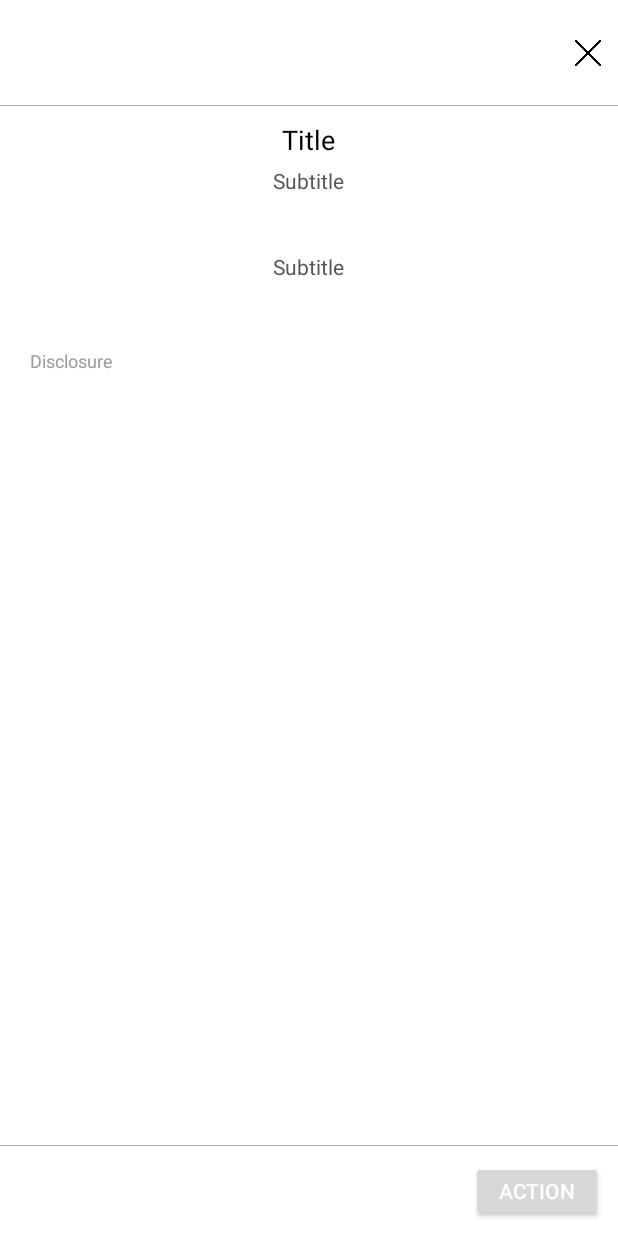
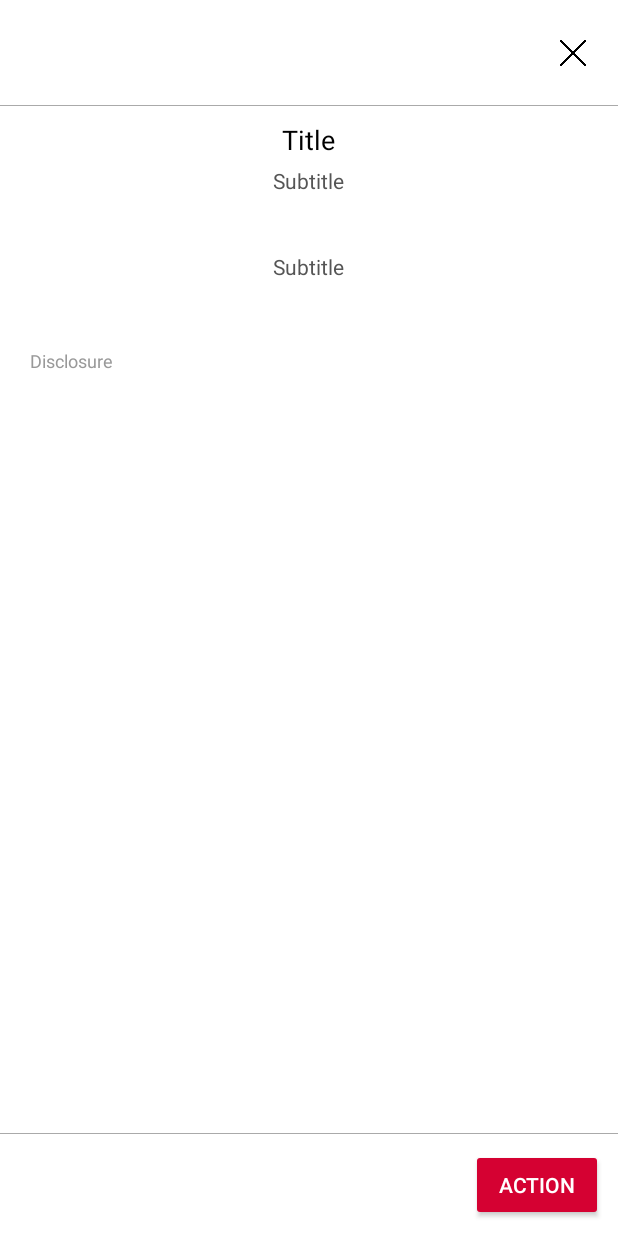
Before and after one commit to getbread/breadfinancial-brand-partners-android, an Android app: the layout popup_dialog.xml on its own in the app's theme, with its tools: preview values and no code run, on a phone screen of 412 x 824 dp. Run offline under Robolectric (Android 15) with nearby library versions, the phone set to English and light mode, and no system bars.

Commit message:
Removed Popup xml warnings

```diff
--- a/BreadPartnersSDK/src/main/java/com/breadfinancial/breadpartners/sdk/utilities/LoaderIndicator.kt
+++ b/BreadPartnersSDK/src/main/java/com/breadfinancial/breadpartners/sdk/utilities/LoaderIndicator.kt
@@ -3,6 +3,7 @@ package com.breadfinancial.breadpartners.sdk.utilities
 import android.animation.ValueAnimator
 import android.content.Context
 import android.graphics.Canvas
+import android.graphics.Color
 import android.graphics.Paint
 import android.util.AttributeSet
 import android.view.View
@@ -18,10 +19,7 @@ import kotlin.math.sin
  * Handles the animation or behavior for a ball spin fade loader, typically used for showing loading states.
  */
 class LoaderIndicator @JvmOverloads constructor(
-    context: Context,
-    attrs: AttributeSet? = null,
-    defStyleAttr: Int = 0,
-    private val sdkConfiguration: PlacementsConfiguration = BreadPartnersSDK.getInstance().placementsConfiguration!!
+    context: Context, attrs: AttributeSet? = null, defStyleAttr: Int = 0
 ) : View(context, attrs, defStyleAttr) {
 
     private val ballPaints: List<Paint> = createBallPaints()
@@ -32,14 +30,20 @@ class LoaderIndicator @JvmOverloads constructor(
     private val ballDistance: Float = 60f // Default value for ball distance
     private val duration: Long = 1000L // Default value for animation duration
 
+    private var sdkConfiguration: PlacementsConfiguration?
+
     init {
+        BreadPartnersSDK.getInstance().placementsConfiguration.let {
+            sdkConfiguration = it
+        }
         startAnimation()
     }
 
     private fun createBallPaints(): List<Paint> {
+        val loaderColor = sdkConfiguration?.popUpStyling?.loaderColor ?: Color.BLACK
         return List(8) {
             Paint().apply {
-                color = sdkConfiguration.popUpStyling!!.loaderColor
+                color = loaderColor
                 isAntiAlias = true
             }
         }
--- a/BreadPartnersSDK/src/main/res/layout/popup_dialog.xml
+++ b/BreadPartnersSDK/src/main/res/layout/popup_dialog.xml
@@ -1,6 +1,7 @@
 <?xml version="1.0" encoding="utf-8"?>
 <androidx.constraintlayout.widget.ConstraintLayout xmlns:android="http://schemas.android.com/apk/res/android"
     xmlns:app="http://schemas.android.com/apk/res-auto"
+    xmlns:tools="http://schemas.android.com/tools"
     android:id="@+id/popup_view"
     android:layout_width="match_parent"
     android:layout_height="match_parent"
@@ -34,15 +35,17 @@
 
             <ImageButton
                 android:id="@+id/close_button"
-                android:layout_width="20dp"
-                android:layout_height="20dp"
+                android:layout_width="40dp"
+                android:layout_height="40dp"
                 android:background="@null"
                 android:contentDescription="Close"
-                android:scaleType="centerCrop"
+                android:padding="10dp"
+                android:scaleType="centerInside"
                 android:src="@drawable/ic_close"
                 app:layout_constraintBottom_toBottomOf="parent"
                 app:layout_constraintEnd_toEndOf="parent"
-                app:layout_constraintTop_toTopOf="parent" />
+                app:layout_constraintTop_toTopOf="parent"
+                tools:ignore="TouchTargetSizeCheck" />
 
         </androidx.constraintlayout.widget.ConstraintLayout>
 
@@ -164,12 +167,13 @@
         <Button
             android:id="@+id/action_button"
             android:layout_width="wrap_content"
-            android:layout_height="40dp"
+            android:layout_height="48dp"
             android:layout_gravity="end"
             android:layout_marginHorizontal="10dp"
+            android:layout_marginVertical="10dp"
+            android:text="Action"
             android:textColor="#FFFFFF"
-            android:layout_marginVertical="10dp"
-            android:text="Action" />
+            app:backgroundTint="#d50132" />
     </LinearLayout>
 
     <com.breadfinancial.breadpartners.sdk.utilities.LoaderIndicator
--- a/app/src/main/java/com/breadfinancial/breadpartners/sdk/MainActivity.kt
+++ b/app/src/main/java/com/breadfinancial/breadpartners/sdk/MainActivity.kt
@@ -202,7 +202,7 @@ class MainActivity : AppCompatActivity() {
 
         val placementsConfiguration = PlacementsConfiguration(
             placementData = placementData,
-            popUpStyling = popUpStyling
+            popUpStyling = null
         )
 
         val merchantConfiguration = MerchantConfiguration(
```
